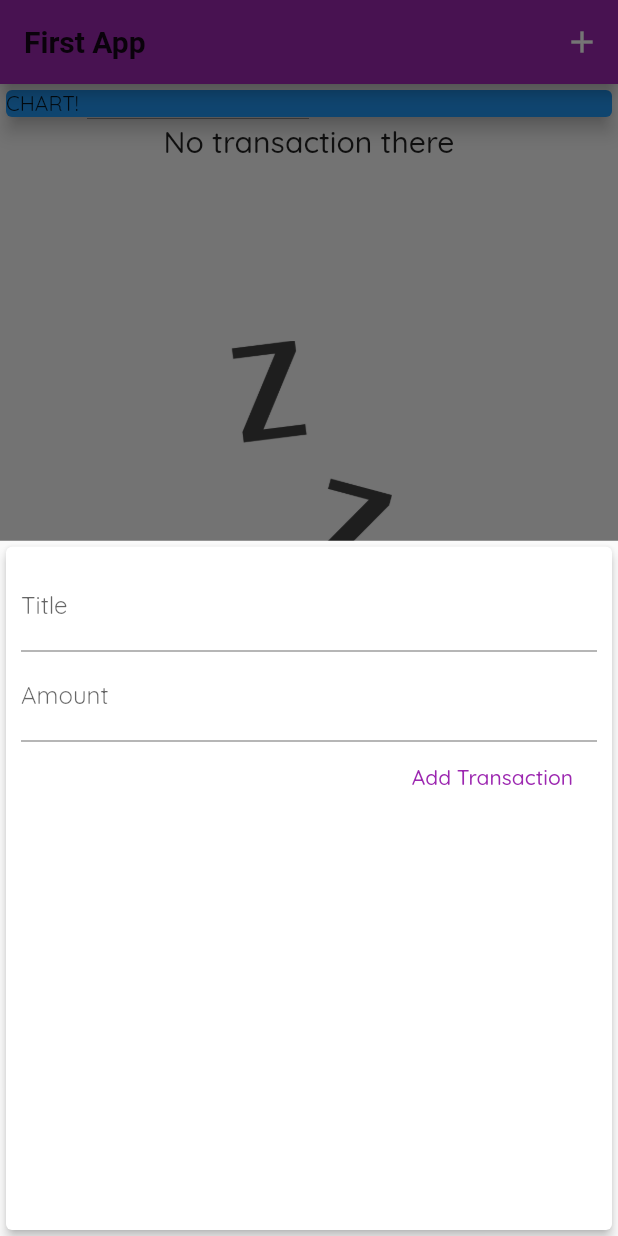
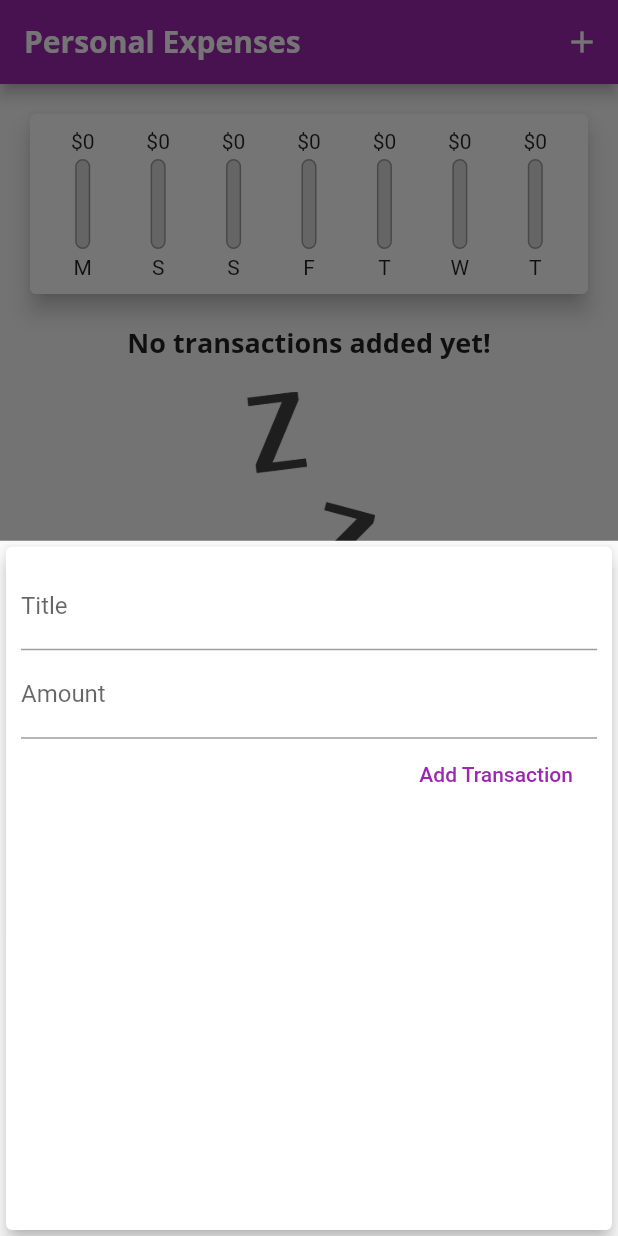
Before and after one commit to TIENTCHEUisrael/transaction, a Flutter app: the screen it shows after launch, after a tap on the "add" icon, on a phone screen of 412 x 824 dp. Run offline on Flutter 3.47's test engine with Material 2 defaults, Android fonts, the phone set to English and light mode, and no system bars.

Commit message:
Copy model for understanding

```diff
--- a/lib/main.dart
+++ b/lib/main.dart
@@ -1,6 +1,7 @@
 import 'package:flutter/material.dart';
 import './widgets/new_transaction.dart';
 import './widgets/transaction_list.dart';
+import './widgets/charts.dart';
 import './models/transaction.dart';
 
 void main() => runApp(MyApp());
@@ -9,22 +10,27 @@ class MyApp extends StatelessWidget {
   @override
   Widget build(BuildContext context) {
     return MaterialApp(
-      title: 'Flutter App',
+      title: 'Personal Expenses',
       theme: ThemeData(
-        primarySwatch: Colors.purple,//Changer la couleur par defaut de l'application
-        accentColor: Colors.orangeAccent,//Changer la couleur secondaire
-        fontFamily: 'Quicksand',
-        //On veut changer l'aspect de l'APP bar
-        appBarTheme: AppBarTheme(
+          primarySwatch: Colors.purple,
+          accentColor: Colors.amber,
+          fontFamily: 'Quicksand',
           textTheme: ThemeData.light().textTheme.copyWith(
-            titleLarge:TextStyle(
+            titleLarge: TextStyle(
               fontFamily: 'OpenSans',
-              fontSize: 20,
               fontWeight: FontWeight.bold,
+              fontSize: 18,
             ),
           ),
-        ),
-      ),
+          appBarTheme: AppBarTheme(
+            textTheme: ThemeData.light().textTheme.copyWith(
+              titleLarge: TextStyle(
+                fontFamily: 'OpenSans',
+                fontSize: 20,
+                fontWeight: FontWeight.bold,
+              ),
+            ),
+          )),
       home: MyHomePage(),
     );
   }
@@ -39,19 +45,29 @@ class MyHomePage extends StatefulWidget {
 
 class _MyHomePageState extends State<MyHomePage> {
   final List<Transaction> _userTransactions = [
-    /*Transaction(
-      id: 't1',
-      title: 'New Shoes',
-      amount: 69.99,
-      date: DateTime.now(),
-    ),
-    Transaction(
-      id: 't2',
-      title: 'Weekly Groceries',
-      amount: 16.53,
-      date: DateTime.now(),
-    ),*/
+    // Transaction(
+    //   id: 't1',
+    //   title: 'New Shoes',
+    //   amount: 69.99,
+    //   date: DateTime.now(),
+    // ),
+    // Transaction(
+    //   id: 't2',
+    //   title: 'Weekly Groceries',
+    //   amount: 16.53,
+    //   date: DateTime.now(),
+    // ),
   ];
+
+  List<Transaction> get _recentTransactions {
+    return _userTransactions.where((tx) {
+      return tx.date.isAfter(
+        DateTime.now().subtract(
+          Duration(days: 7),
+        ),
+      );
+    }).toList();
+  }
 
   void _addNewTransaction(String txTitle, double txAmount) {
     final newTx = Transaction(
@@ -72,8 +88,8 @@ class _MyHomePageState extends State<MyHomePage> {
       builder: (_) {
         return GestureDetector(
           onTap: () {},
+          child: NewTransaction(_addNewTransaction),
           behavior: HitTestBehavior.opaque,
-          child: NewTransaction(_addNewTransaction),
         );
       },
     );
@@ -84,8 +100,7 @@ class _MyHomePageState extends State<MyHomePage> {
     return Scaffold(
       appBar: AppBar(
         title: Text(
-          'First App',
-          style: ThemeData.light().textTheme.titleLarge,
+          'Personal Expenses',
         ),
         actions: <Widget>[
           IconButton(
@@ -99,14 +114,7 @@ class _MyHomePageState extends State<MyHomePage> {
           // mainAxisAlignment: MainAxisAlignment.start,
           crossAxisAlignment: CrossAxisAlignment.stretch,
           children: <Widget>[
-            Container(
-              width: double.infinity,
-              child: Card(
-                color: Colors.blue,
-                child: Text('CHART!'),
-                elevation: 5,
-              ),
-            ),
+            Chart(_recentTransactions),
             TransactionList(_userTransactions),
           ],
         ),
--- a/lib/widgets/chart_bar.dart
+++ b/lib/widgets/chart_bar.dart
@@ -0,0 +1,51 @@
+import 'package:flutter/material.dart';
+
+class ChartBar extends StatelessWidget {
+  final String label;
+  final double spendingAmount;
+  final double spendingPctOfTotal;
+
+  ChartBar(this.label, this.spendingAmount, this.spendingPctOfTotal);
+
+  @override
+  Widget build(BuildContext context) {
+    return Column(
+      children: <Widget>[
+        FittedBox(
+          child: Text('\$${spendingAmount.toStringAsFixed(0)}'),
+        ),
+        SizedBox(
+          height: 4,
+        ),
+        Container(
+          height: 60,
+          width: 10,
+          child: Stack(
+            children: <Widget>[
+              Container(
+                decoration: BoxDecoration(
+                  border: Border.all(color: Colors.grey, width: 1.0),
+                  color: Color.fromRGBO(220, 220, 220, 1),
+                  borderRadius: BorderRadius.circular(10),
+                ),
+              ),
+              FractionallySizedBox(
+                heightFactor: spendingPctOfTotal,
+                child: Container(
+                  decoration: BoxDecoration(
+                    color: Theme.of(context).primaryColor,
+                    borderRadius: BorderRadius.circular(10),
+                  ),
+                ),
+              ),
+            ],
+          ),
+        ),
+        SizedBox(
+          height: 4,
+        ),
+        Text(label),
+      ],
+    );
+  }
+}
--- a/lib/widgets/charts.dart
+++ b/lib/widgets/charts.dart
@@ -1,10 +1,65 @@
 import 'package:flutter/material.dart';
+import 'package:intl/intl.dart';
+
+import './chart_bar.dart';
+import '../models/transaction.dart';
 
 class Chart extends StatelessWidget {
-  const Chart({Key? key}) : super(key: key);
+  final List<Transaction> recentTransactions;
+
+  Chart(this.recentTransactions);
+
+  List<Map<String, Object>> get groupedTransactionValues {
+    return List.generate(7, (index) {
+      final weekDay = DateTime.now().subtract(
+        Duration(days: index),
+      );
+      var totalSum = 0.0;
+
+      for (var i = 0; i < recentTransactions.length; i++) {
+        if (recentTransactions[i].date.day == weekDay.day &&
+            recentTransactions[i].date.month == weekDay.month &&
+            recentTransactions[i].date.year == weekDay.year) {
+          totalSum += recentTransactions[i].amount;
+        }
+      }
+
+      return {
+        'day': DateFormat.E().format(weekDay).substring(0, 1),
+        'amount': totalSum,
+      };
+    });
+  }
+
+  double get totalSpending {
+    return groupedTransactionValues.fold(0.0, (sum, item) {
+      return sum + (item['amount'] as num);
+    });
+  }
 
   @override
   Widget build(BuildContext context) {
-    return Container();
+    return Card(
+      elevation: 6,
+      margin: EdgeInsets.all(20),
+      child: Padding(
+        padding: EdgeInsets.all(10),
+        child: Row(
+          mainAxisAlignment: MainAxisAlignment.spaceAround,
+          children: groupedTransactionValues.map((data) {
+            return Flexible(
+              fit: FlexFit.tight,
+              child: ChartBar(
+                data['day'] as String,
+                data['amount'] as double,
+                totalSpending == 0.0
+                    ? 0.0
+                    : (data['amount'] as double) / totalSpending,
+              ),
+            );
+          }).toList(),
+        ),
+      ),
+    );
   }
 }
--- a/lib/widgets/new_transaction.dart
+++ b/lib/widgets/new_transaction.dart
@@ -2,71 +2,62 @@ import 'package:flutter/material.dart';
 
 class NewTransaction extends StatefulWidget {
   final Function addTx;
-  @override
-  State<NewTransaction> createState() => NewTransaction_State();
 
   NewTransaction(this.addTx);
+
+  @override
+  _NewTransactionState createState() => _NewTransactionState();
 }
 
-class NewTransaction_State extends State<NewTransaction> {
+class _NewTransactionState extends State<NewTransaction> {
+  final titleController = TextEditingController();
 
-  final titleControlleur=TextEditingController();
-  final amoutControlleur=TextEditingController();
+  final amountController = TextEditingController();
 
-  void submitedData(){
-    final entreTitle=titleControlleur.text;
-    final entreAmount=double.parse(amoutControlleur.text);
-    if(entreTitle.isEmpty || entreAmount<=0){
+  void submitData() {
+    final enteredTitle = titleController.text;
+    final enteredAmount = double.parse(amountController.text);
+
+    if (enteredTitle.isEmpty || enteredAmount <= 0) {
       return;
     }
-    print('Button is pressed................................!');
+
     widget.addTx(
-      entreTitle,
-      entreAmount,
+      enteredTitle,
+      enteredAmount,
     );
 
     Navigator.of(context).pop();
-    //Pour fermer le popup apres avoir effectuer la function
   }
 
   @override
   Widget build(BuildContext context) {
     return Card(
-      elevation:3,
-      child:Container(
+      elevation: 5,
+      child: Container(
         padding: EdgeInsets.all(10),
-        child:Column(
+        child: Column(
           crossAxisAlignment: CrossAxisAlignment.end,
-          children:<Widget>[
+          children: <Widget>[
             TextField(
-              decoration:InputDecoration(
-                  labelText: 'Title'
-              ),
-              controller: titleControlleur,
-              onSubmitted: (_)=>submitedData(),
-              /*onChanged: (val){
-                     titleInput=val;
-                   },*/
+              decoration: InputDecoration(labelText: 'Title'),
+              controller: titleController,
+              onSubmitted: (_) => submitData(),
+              // onChanged: (val) {
+              //   titleInput = val;
+              // },
             ),
             TextField(
-              decoration:InputDecoration(
-                  labelText: 'Amount'
-              ),
-              controller: amoutControlleur,
-              keyboardType:TextInputType.number,
-              onSubmitted: (_)=> submitedData(),
-              /*onChanged: (val){
-                     amoutInput=val;
-                   },*/
+              decoration: InputDecoration(labelText: 'Amount'),
+              controller: amountController,
+              keyboardType: TextInputType.number,
+              onSubmitted: (_) => submitData(),
+              // onChanged: (val) => amountInput = val,
             ),
             FlatButton(
-              onPressed: submitedData,
-              child: Text(
-                'Add Transaction',
-                style:TextStyle(
-                    color:Colors.purple
-                ),
-              ),
+              child: Text('Add Transaction'),
+              textColor: Colors.purple,
+              onPressed: submitData,
             ),
           ],
         ),
--- a/lib/widgets/transaction_list.dart
+++ b/lib/widgets/transaction_list.dart
@@ -1,9 +1,9 @@
 import 'package:flutter/material.dart';
-import 'package:intl/intl.dart';//a ete utiliser pour regler la date
+import 'package:intl/intl.dart';
+
 import '../models/transaction.dart';
 
 class TransactionList extends StatelessWidget {
-
   final List<Transaction> transactions;
 
   TransactionList(this.transactions);
@@ -11,62 +11,63 @@ class TransactionList extends StatelessWidget {
   @override
   Widget build(BuildContext context) {
     return Container(
-    height: 450,
-      child:transactions.isEmpty ? Column(children: [
+      height: 550,
+      child: transactions.isEmpty
+          ? Column(
+        children: <Widget>[
           Text(
-          'No transaction there',
+            'No transactions added yet!',
             style: Theme.of(context).textTheme.titleLarge,
           ),
           SizedBox(
-          height: 120,
+            height: 20,
           ),
           Container(
-          height: 250,
-          child: Image.asset('assets/images/waiting.png',fit: BoxFit.cover,),
-        ),
-      ],): ListView.builder(
-        itemBuilder: (ctx,index){
+              height: 200,
+              child: Image.asset(
+                'assets/images/waiting.png',
+                fit: BoxFit.cover,
+              )),
+        ],
+      )
+          : ListView.builder(
+        itemBuilder: (ctx, index) {
           return Card(
             child: Row(
               children: <Widget>[
                 Container(
-                  margin:EdgeInsets.symmetric(
+                  margin: EdgeInsets.symmetric(
                     vertical: 10,
-                    horizontal: 20,
+                    horizontal: 15,
                   ),
                   decoration: BoxDecoration(
                     border: Border.all(
-                      color: Theme.of(context).primaryColor,//mettre la couleur par defaut en fonction du context
-                      width: 1,
+                      color: Theme.of(context).primaryColor,
+                      width: 2,
                     ),
-                    borderRadius: BorderRadius.circular(10.0),
+                    borderRadius: BorderRadius.circular(20),
                   ),
-                  padding: EdgeInsets.all(15),
+                  padding: EdgeInsets.all(10),
                   child: Text(
-                    '\$' + transactions[index].amount.toStringAsFixed(2),
+                    '\$${transactions[index].amount.toStringAsFixed(2)}',
                     style: TextStyle(
-                      fontSize: 14,
                       fontWeight: FontWeight.bold,
-                      color: Theme.of(context).primaryColor,
+                      fontSize: 20,
+                      color: Theme.of(context).primaryColor
                     ),
                   ),
                 ),
                 Column(
                   crossAxisAlignment: CrossAxisAlignment.start,
-                  children: [
+                  children: <Widget>[
                     Text(
                       transactions[index].title,
-                      style: TextStyle(
-                        fontWeight: FontWeight.bold,
-                        fontSize: 16,
-                      ),
+                      style: Theme.of(context).textTheme.titleLarge,
                     ),
                     Text(
-                      DateFormat('yyyy-MMMM-dd').format(transactions[index].date),
+                      DateFormat.yMMMd().format(transactions[index].date),
                       style: TextStyle(
                         color: Colors.grey,
-                        fontSize: 10,
-                        fontWeight: FontWeight.normal,
                       ),
                     ),
                   ],
```
Lines whose indentation alone changed are shown as unchanged.
